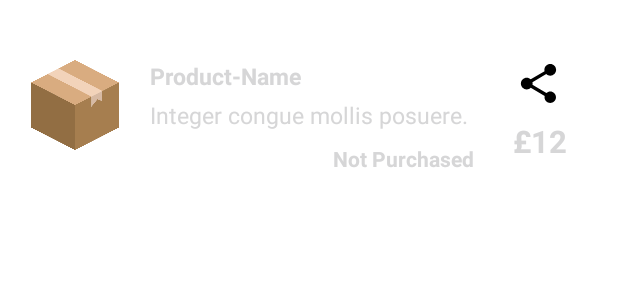
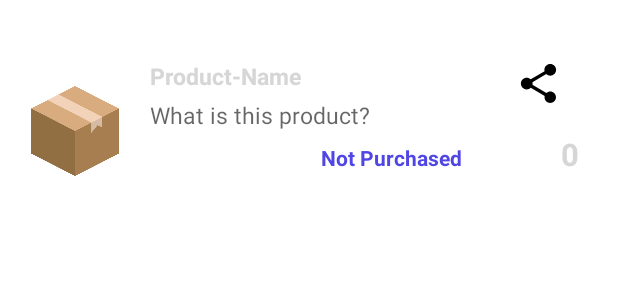
Before and after one commit to Thavarshan/babybuy, an Android app: the layout product.xml on its own in the app's theme, with its tools: preview values and no code run, on a phone screen of 412 x 824 dp. Shown: the top 300 px of the screen. Run offline under Robolectric (Android 15) with nearby library versions, the phone set to English and light mode, and no system bars.

Commit message:
Fix UI issues

```diff
--- a/app/src/main/java/edu/sunderland/babybuy/products/Collection.java
+++ b/app/src/main/java/edu/sunderland/babybuy/products/Collection.java
@@ -40,7 +40,7 @@ public class Collection extends ArrayAdapter<Product> {
         productName.setText(product.getName());
         productDescription.setText(product.getDescription());
         productPurchased.setText(product.getPurchased());
-        productPrice.setText("£ " + product.getPrice());
+        productPrice.setText("£" + product.getPrice());
         Glide.with(getContext())
                 .load(product.getFilePath())
                 .placeholder(R.drawable.box)
--- a/app/src/main/res/layout/product.xml
+++ b/app/src/main/res/layout/product.xml
@@ -20,23 +20,9 @@
         app:layout_constraintHorizontal_bias="0.0"
         app:layout_constraintStart_toStartOf="parent"
         app:layout_constraintTop_toTopOf="parent"
-        app:layout_constraintVertical_bias="0.0"
-        app:srcCompat="@drawable/box" />
-
-    <TextView
-        android:id="@+id/tvPurchased"
-        android:layout_width="110dp"
-        android:layout_height="21dp"
-        android:gravity="center"
-        android:text="Not Purchased"
-        android:textColor="@color/albumColorPrimary"
-        android:textStyle="bold"
-        app:layout_constraintBottom_toBottomOf="parent"
-        app:layout_constraintEnd_toEndOf="parent"
-        app:layout_constraintHorizontal_bias="0.605"
-        app:layout_constraintStart_toEndOf="@+id/ivProductImage"
-        app:layout_constraintTop_toTopOf="parent"
-        app:layout_constraintVertical_bias="0.783" />
+        app:layout_constraintVertical_bias="1.0"
+        app:srcCompat="@drawable/box"
+        android:contentDescription="@string/image" />
 
     <TextView
         android:id="@+id/tvProductName"
@@ -45,7 +31,7 @@
         android:layout_marginStart="20dp"
         android:layout_marginTop="20dp"
         android:layout_marginEnd="20dp"
-        android:text="Product-Name"
+        android:text="@string/product_name"
         android:textColor="@color/albumColorPrimaryBlack"
         android:textSize="@dimen/_12ssp"
         android:textStyle="bold"
@@ -61,7 +47,7 @@
         android:layout_marginStart="20dp"
         android:layout_marginTop="4dp"
         android:layout_marginBottom="20dp"
-        android:text="Integer congue mollis posuere."
+        android:hint="@string/product_description"
         android:textColor="@color/albumFontHint"
         android:textSize="@dimen/_12ssp"
         app:layout_constraintBottom_toBottomOf="parent"
@@ -76,8 +62,8 @@
         android:layout_marginTop="4dp"
         android:layout_marginEnd="20dp"
         android:layout_marginBottom="20dp"
-        android:gravity="center"
-        android:text="£12"
+        android:gravity="bottom|end"
+        android:text="@string/price"
         android:textColor="@color/albumColorPrimary"
         android:textSize="@dimen/_16ssp"
         android:textStyle="bold"
@@ -87,6 +73,21 @@
         app:layout_constraintStart_toEndOf="@+id/tvProductDescription"
         app:layout_constraintTop_toBottomOf="@+id/tvProductName"
         app:layout_constraintVertical_bias="0.857" />
+
+    <TextView
+        android:id="@+id/tvPurchased"
+        android:layout_width="110dp"
+        android:layout_height="21dp"
+        android:gravity="start"
+        android:text="@string/purchase_status"
+        android:textColor="#4f46e5"
+        android:textStyle="bold"
+        app:layout_constraintBottom_toBottomOf="parent"
+        app:layout_constraintEnd_toEndOf="parent"
+        app:layout_constraintHorizontal_bias="0.605"
+        app:layout_constraintStart_toEndOf="@+id/ivProductImage"
+        app:layout_constraintTop_toTopOf="parent"
+        app:layout_constraintVertical_bias="0.783" />
 
     <ImageView
         android:id="@+id/ivShare"
@@ -100,6 +101,7 @@
         app:layout_constraintStart_toEndOf="@+id/tvProductName"
         app:layout_constraintTop_toTopOf="parent"
         app:layout_constraintVertical_bias="0.0"
-        app:srcCompat="@drawable/ic_share" />
+        app:srcCompat="@drawable/ic_share"
+        android:contentDescription="@string/share" />
 
 </androidx.constraintlayout.widget.ConstraintLayout>
--- a/app/src/main/res/values/strings.xml
+++ b/app/src/main/res/values/strings.xml
@@ -1,6 +1,6 @@
 <resources>
     <string name="app_name">BabyBuy</string>
-    <string name="price">Price</string>
+    <string name="price">0</string>
     <string name="name">Name</string>
     <string name="description">Description</string>
     <string name="choose">Choose</string>
@@ -21,4 +21,9 @@
     <string name="invalid_password">Password must be >5 characters</string>
     <string name="login_failed">"Login failed"</string>
     <string name="purchased">Purchased</string>
+    <string name="product_description">What is this product?</string>
+    <string name="purchase_status">Not Purchased</string>
+    <string name="share">Share</string>
+    <string name="image">Product</string>
+    <string name="price_hint">Price</string>
 </resources>
```
Also changed, not shown: app/src/main/java/edu/sunderland/babybuy/MainActivity.java (+14 -0 lines), app/src/main/res/layout/activity_main.xml (+16 -11 lines), 12 other files.
